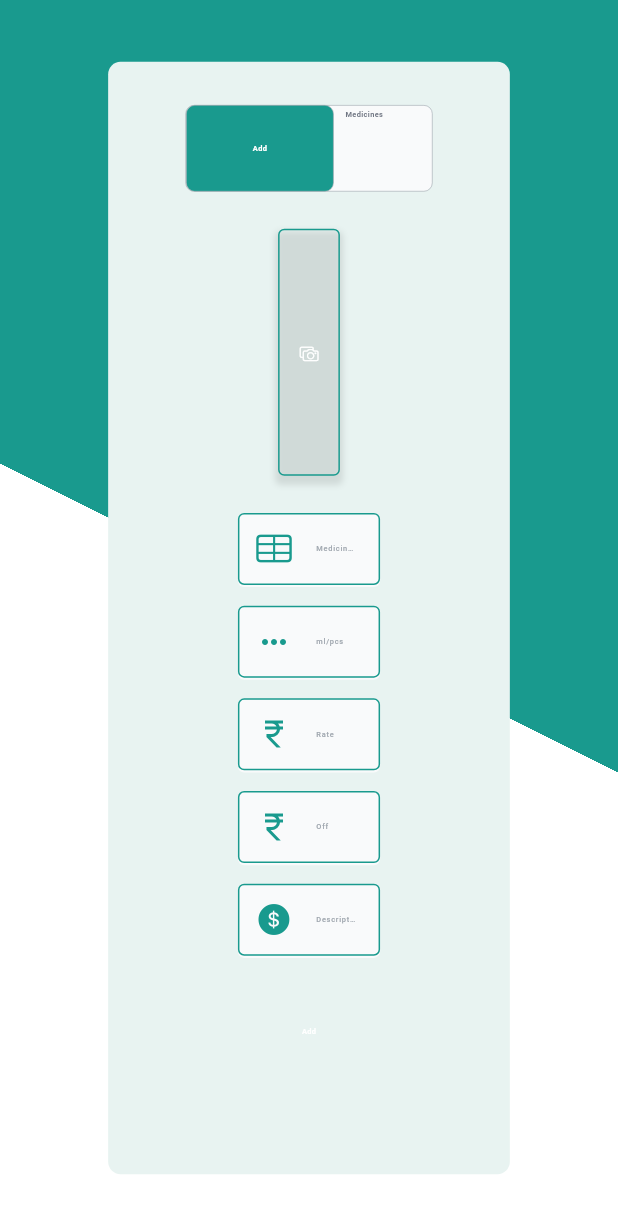
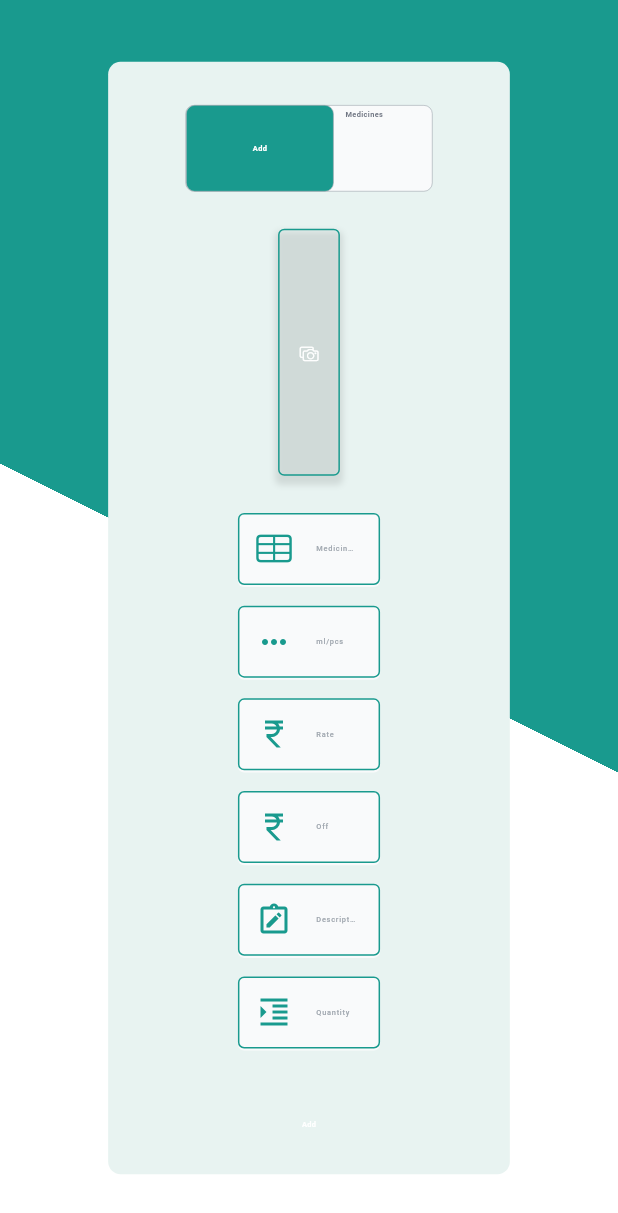
Before and after one commit to basila05/medics, a Flutter app: the MedicinePage screen opened directly, on a phone screen of 412 x 824 dp. Shown: the top 1213 px of the screen. Run offline on Flutter 3.47's test engine with Material 3 defaults, Android fonts, the phone set to English and light mode, and no system bars; our stand-ins replace cloud_firestore, file_picker, firebase_core, firebase_storage, flutter_riverpod, flutter_svg and 2 more; missing offline and left inert: dart:html, dart:ui_web, gradients, side_navigation; accounts and stored records are empty.

Commit message:
initial commit

```diff
--- a/lib/features/screen/medicines.dart
+++ b/lib/features/screen/medicines.dart
@@ -26,6 +26,7 @@ class _MedicinePageState extends ConsumerState<MedicinePage> {
   TextEditingController offController = TextEditingController();
   TextEditingController desController = TextEditingController();
   TextEditingController idController = TextEditingController();
+  TextEditingController qtyController = TextEditingController();
   final formKey=GlobalKey<FormState>();
   bool toggle = false;
 
@@ -76,6 +77,7 @@ class _MedicinePageState extends ConsumerState<MedicinePage> {
              ml: mlController.text,
             des: desController.text,
             rate: double.parse(rateController.text),
+            qty: int.parse(qtyController.text),
             off: double.parse(offController.text,),
             id:  idController.text));
   }
@@ -427,9 +429,44 @@ class _MedicinePageState extends ConsumerState<MedicinePage> {
                                   decoration: InputDecoration(
                                     prefixIcon: Padding(
                                       padding: EdgeInsets.all(width*0.005),
-                                      child: Icon(CupertinoIcons.money_dollar_circle_fill,color: ColorPage.primarycolor,),
+                                      child: Icon(Icons.note_alt_outlined,color: ColorPage.primarycolor,),
                                     ),
                                     labelText: "Description",
+                                    labelStyle: TextStyle(fontWeight: FontWeight.w500,fontSize: width*0.012, color: ColorPage.color1),
+                                    focusedBorder: OutlineInputBorder(
+                                        borderSide: BorderSide(
+                                          color: ColorPage.primarycolor,
+                                        ),
+                                        borderRadius: BorderRadius.circular(width*0.01)
+                                    ),
+                                    enabledBorder: OutlineInputBorder(
+                                      borderSide: BorderSide(
+                                          color: ColorPage.primarycolor
+                                      ),
+                                      borderRadius: BorderRadius.circular(width*0.01),
+                                    ),
+                                  ),
+                                ),
+                              ),
+                              SizedBox(height: height*0.015,),
+                              Container(
+                                height: height*0.06,
+                                width: width*0.23,
+                                decoration: BoxDecoration(
+                                  color: ColorPage.color3,
+                                  borderRadius: BorderRadius.circular(width*0.01),
+                                ),
+                                child: TextFormField(
+                                  controller: qtyController,
+                                  textInputAction: TextInputAction.next,
+                                  keyboardType: TextInputType.text,
+                                  style: TextStyle(fontSize: width*0.012,fontWeight: FontWeight.w500,color: ColorPage.thirdcolor),
+                                  decoration: InputDecoration(
+                                    prefixIcon: Padding(
+                                      padding: EdgeInsets.all(width*0.005),
+                                      child: Icon(Icons.format_indent_increase,color: ColorPage.primarycolor,),
+                                    ),
+                                    labelText: "Quantity",
                                     labelStyle: TextStyle(fontWeight: FontWeight.w500,fontSize: width*0.012, color: ColorPage.color1),
                                     focusedBorder: OutlineInputBorder(
                                         borderSide: BorderSide(
--- a/lib/models/medicinemodel.dart
+++ b/lib/models/medicinemodel.dart
@@ -6,6 +6,7 @@ class MedicineModel {
   double off;
   String id;
   String des;
+  int qty;
 
   MedicineModel({
     required this.name,
@@ -15,6 +16,7 @@ class MedicineModel {
     required this.off,
     required this.id,
     required this.des,
+    required this.qty,
   });
 
   Map<String, dynamic> toMap() {
@@ -26,6 +28,7 @@ class MedicineModel {
       'rate': this.rate,
       'id': this.id,
       'des': this.des,
+      'qty': this.qty,
     };
   }
 
@@ -38,6 +41,7 @@ class MedicineModel {
       name: map['name'] ?? "",
       id: map['id'] ?? "",
       des: map['des'] ?? "",
+      qty: map['qty'] ?? "",
     );
   }
 
@@ -49,6 +53,7 @@ class MedicineModel {
     String? ml,
     String? id,
     String? des,
+    int? qty,
   }) {
     return MedicineModel(
       name: name ?? this.name,
@@ -58,6 +63,7 @@ class MedicineModel {
       off: off ?? this.off,
       rate: rate ?? this.rate,
       des: des ?? this.des,
+      qty: qty ?? this.qty,
     );
   }
 }
```
